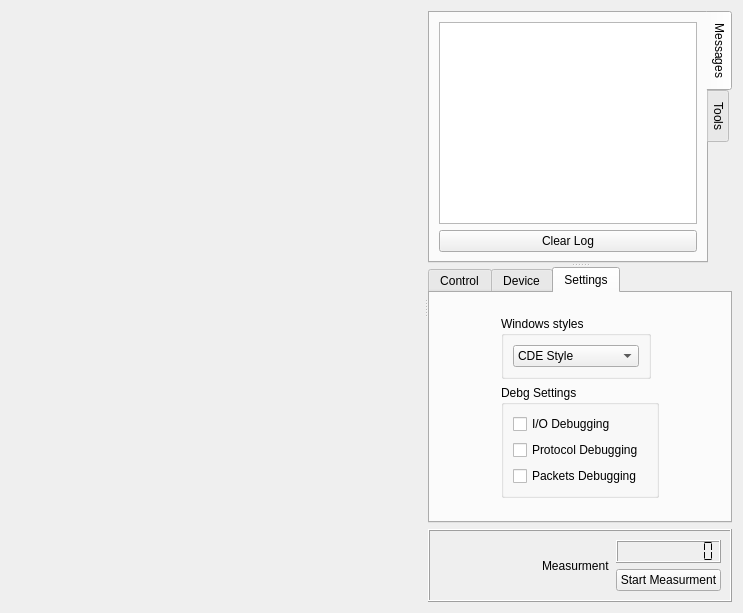
Qt form src/plugins/fra_plugin/qfra_frame_work_view.ui (samiavasil/temporary) before a commit.
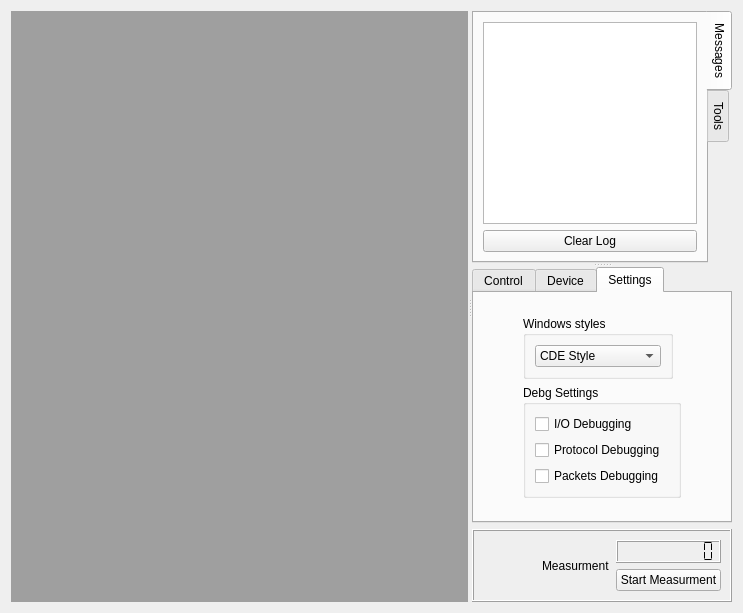
The same form after that commit. The open tabs and pages were chosen to show the change. Icons and pictures are not drawn.

```diff
--- a/src/plugins/fra_plugin/qfra_frame_work_view.ui
+++ b/src/plugins/fra_plugin/qfra_frame_work_view.ui
@@ -13,25 +13,16 @@
   <property name="windowTitle">
    <string>Form</string>
   </property>
-  <layout class="QGridLayout" name="gridLayout_8">
+  <layout class="QGridLayout" name="gridLayout_4">
    <item row="0" column="0">
     <widget class="QSplitter" name="splitter_2">
      <property name="orientation">
       <enum>Qt::Horizontal</enum>
      </property>
-     <widget class="QWidget" name="PlotWidget" native="true">
-      <property name="sizePolicy">
-       <sizepolicy hsizetype="Expanding" vsizetype="Expanding">
-        <horstretch>144</horstretch>
-        <verstretch>0</verstretch>
-       </sizepolicy>
-      </property>
-      <property name="layoutDirection">
-       <enum>Qt::LeftToRight</enum>
-      </property>
-      <layout class="QGridLayout" name="gridLayout_4">
-       <item row="0" column="0">
-        <layout class="QVBoxLayout" name="verticalLayout"/>
+     <widget class="QWidget" name="verticalLayoutWidget">
+      <layout class="QVBoxLayout" name="plotLayout">
+       <item>
+        <widget class="QMdiArea" name="PlotWidget"/>
        </item>
       </layout>
      </widget>
```
Left out of the diff: 2 changed lines with no effect on the pictures.
